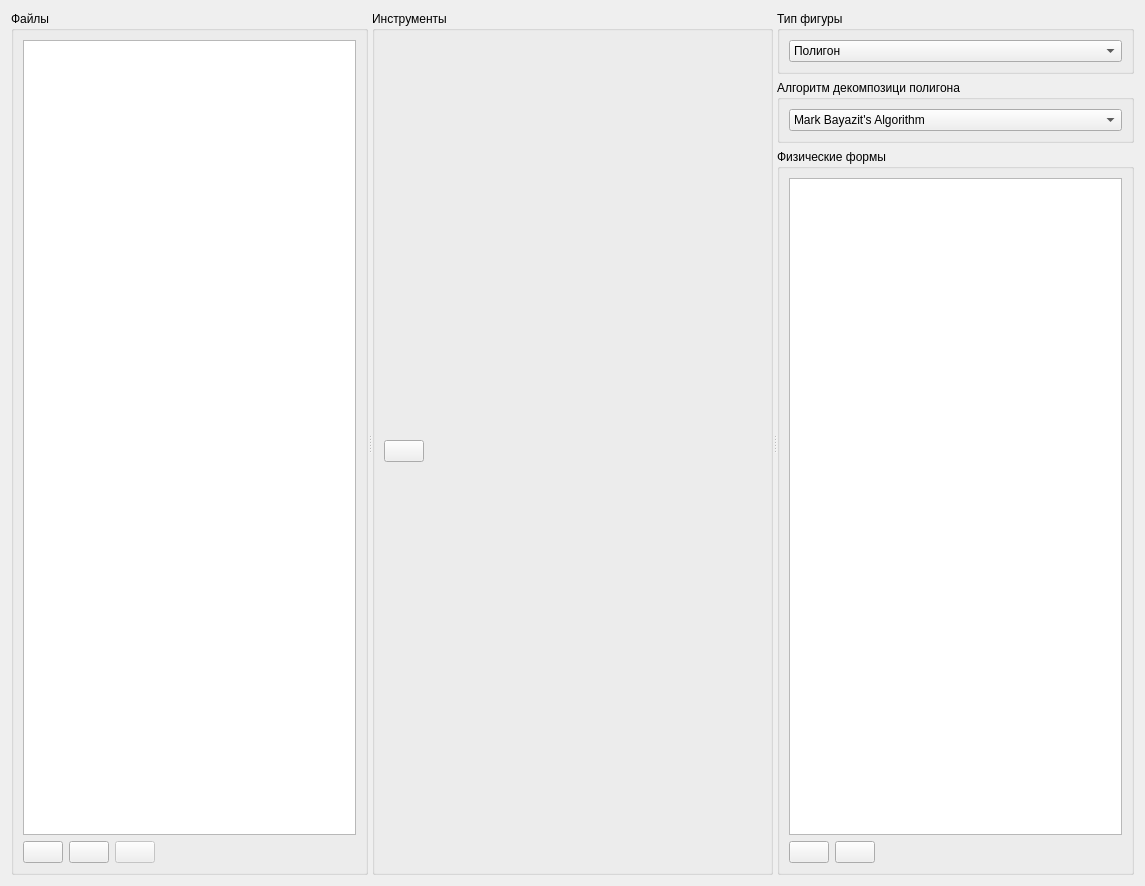
Old version of the form GhastlyLion/GhastlyLion.ui in the repository Ingener74/White-Albatross.
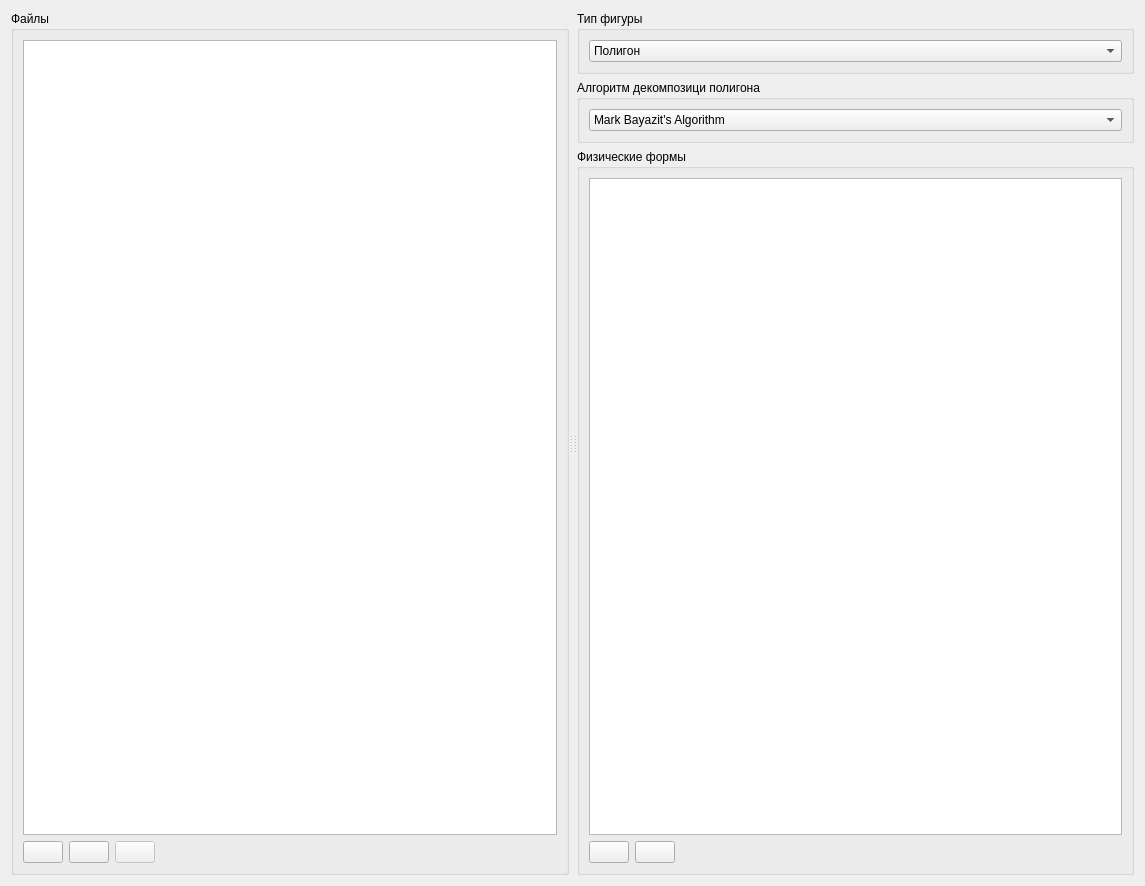
New version of the form. Icons and pictures are not drawn.

Commit message: убрал кнопку сохранения, потому что фигуры сохраняются после каждого добавления новой

What changed in the file:
```diff
--- a/GhastlyLion/GhastlyLion.ui
+++ b/GhastlyLion/GhastlyLion.ui
@@ -129,56 +129,9 @@
       </layout>
      </widget>
      <widget class="QWidget" name="verticalLayoutWidget">
-      <layout class="QVBoxLayout" name="workLayout">
-       <item>
-        <layout class="QHBoxLayout" name="horizontalLayout_4">
-         <item>
-          <widget class="QGroupBox" name="groupBox">
-           <property name="title">
-            <string>Инструменты</string>
-           </property>
-           <layout class="QHBoxLayout" name="horizontalLayout">
-            <item>
-             <widget class="QPushButton" name="save">
-              <property name="toolTip">
-               <string>Сохранить полигоны</string>
-              </property>
-              <property name="text">
-               <string/>
-              </property>
-              <property name="icon">
-               <iconset resource="resources.qrc">
-                <normaloff>:/main/floppy.png</normaloff>:/main/floppy.png</iconset>
-              </property>
-              <property name="iconSize">
-               <size>
-                <width>32</width>
-                <height>32</height>
-               </size>
-              </property>
-             </widget>
-            </item>
-            <item>
-             <spacer name="horizontalSpacer">
-              <property name="orientation">
-               <enum>Qt::Horizontal</enum>
-              </property>
-              <property name="sizeHint" stdset="0">
-               <size>
-                <width>250</width>
-                <height>20</height>
-               </size>
-              </property>
-             </spacer>
-            </item>
-           </layout>
-          </widget>
-         </item>
-        </layout>
-       </item>
-      </layout>
+      <layout class="QVBoxLayout" name="workLayout"/>
      </widget>
-     <widget class="QWidget" name="">
+     <widget class="QWidget" name="layoutWidget">
       <layout class="QVBoxLayout" name="verticalLayout_4">
        <item>
         <widget class="QGroupBox" name="groupBox_3">
```
The commit also changes 3 other files.
